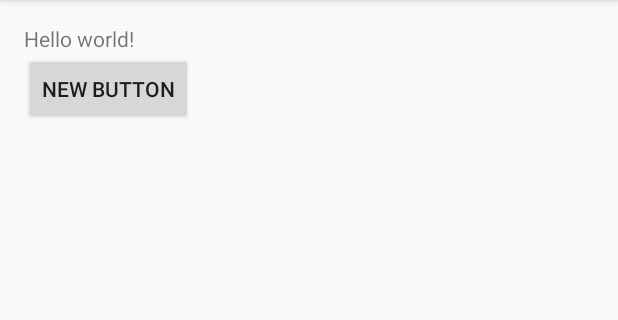
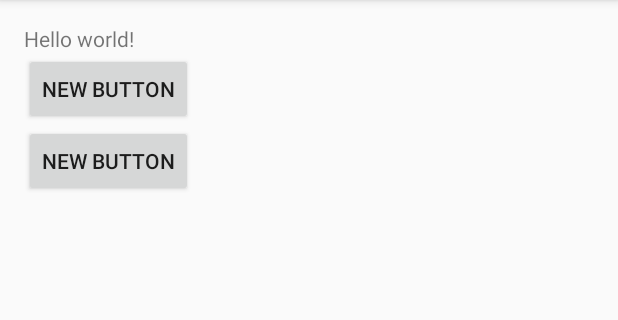
Before and after one commit to JaeyeolBae/HNUDeal, an Android app: the screen it shows after launch (MainActivity), on a phone screen of 412 x 824 dp, the part 84-404 px from its top. Run offline under Robolectric (Android 15) with nearby library versions, the phone set to English and light mode, and no system bars.

Commit message:
테스트

```diff
--- a/app/src/main/res/layout/activity_main.xml
+++ b/app/src/main/res/layout/activity_main.xml
@@ -18,4 +18,13 @@
         android:layout_alignParentLeft="true"
         android:layout_alignParentStart="true" />
 
+    <Button
+        android:layout_width="wrap_content"
+        android:layout_height="wrap_content"
+        android:text="New Button"
+        android:id="@+id/button2"
+        android:layout_below="@+id/button"
+        android:layout_alignParentLeft="true"
+        android:layout_alignParentStart="true" />
+
 </RelativeLayout>
```
